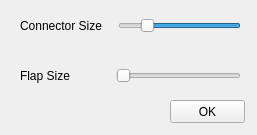
Old version of the form forms/hollowmeshpanel.ui in the repository TopModLab/Unfolding.
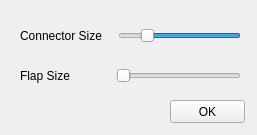
New version of the form.

Commit message: added lighting control, change qt ui style to fusion.

The edit to the form file:
```diff
--- a/forms/hollowmeshpanel.ui
+++ b/forms/hollowmeshpanel.ui
@@ -75,7 +75,7 @@
    <property name="geometry">
     <rect>
      <x>20</x>
-     <y>10</y>
+     <y>20</y>
      <width>221</width>
      <height>31</height>
     </rect>
```
The commit also changes 5 other files.
